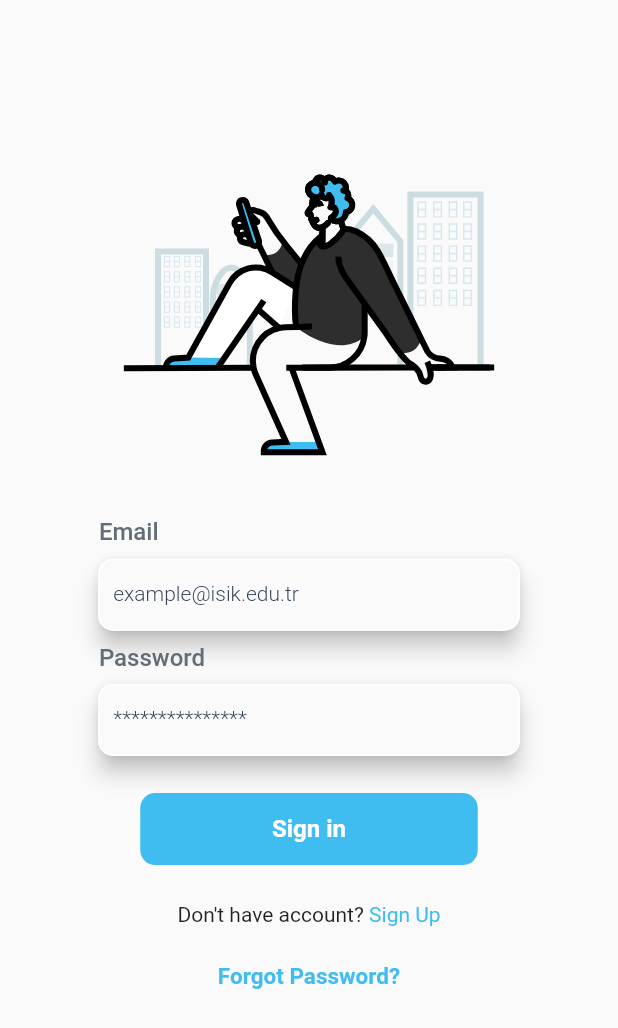
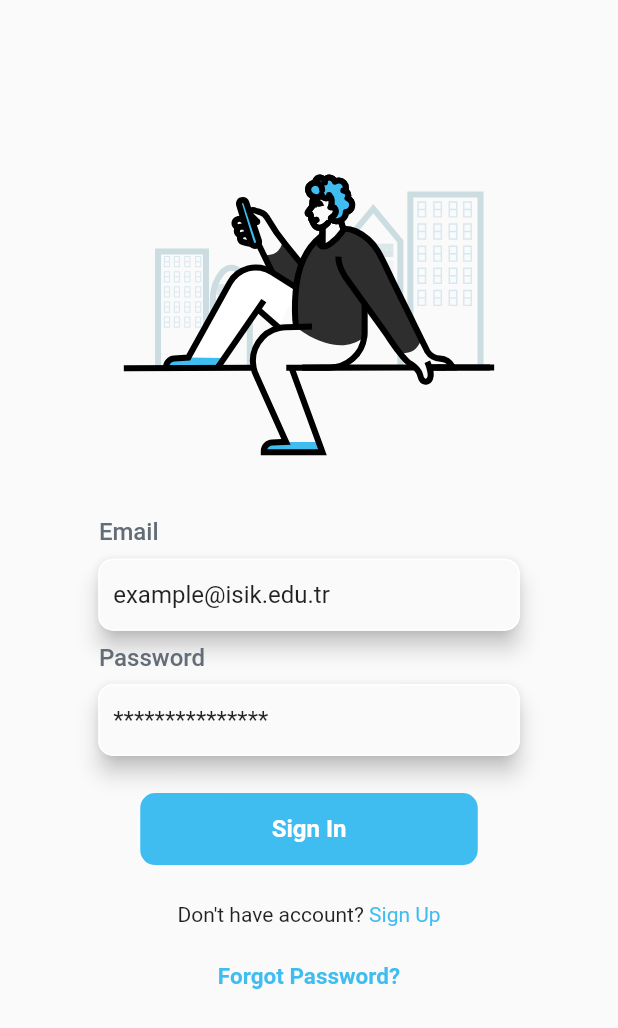
Before and after one commit to sercan45329/CampusGo, a Flutter app: the screen it shows after launch, on a phone screen of 412 x 824 dp. Shown: the top 1028 px of the screen. Run offline on Flutter 3.47's test engine with Material 2 defaults, Android fonts, the phone set to English and light mode, and no system bars; our stand-ins replace firebase_auth, firebase_core, flutter_svg; accounts and stored records are empty.

Commit message:
Login works now

```diff
--- a/campus_go/lib/presentation/pages/login_page.dart
+++ b/campus_go/lib/presentation/pages/login_page.dart
@@ -1,8 +1,7 @@
 import 'package:campus_go/data/constants/phone_screen.dart';
+import 'package:campus_go/service/auth_service.dart';
 import 'package:campus_go/widgets/login_page_widgets/login_pic.dart';
-import 'package:campus_go/widgets/login_page_widgets/login_signin_button.dart';
 import 'package:campus_go/widgets/login_page_widgets/login_text.dart';
-import 'package:campus_go/widgets/login_page_widgets/login_textformfield.dart';
 import 'package:flutter/material.dart';
 
 import '../../data/constants/my_colors.dart';
@@ -15,9 +14,14 @@ class LoginPage extends StatefulWidget {
 }
 
 class _LoginPageState extends State<LoginPage> {
+  final mailTextController = TextEditingController();
+  final passwordTextController = TextEditingController();
+  final formkey = GlobalKey<FormState>();
   @override
   void initState() {
     super.initState();
+    mailTextController.text = 'example@isik.edu.tr';
+    passwordTextController.text = '***************';
   }
 
   @override
@@ -26,7 +30,10 @@ class _LoginPageState extends State<LoginPage> {
       height: context.screenHeight * 0.010,
     );
     return Scaffold(
-      body: Column(
+      resizeToAvoidBottomInset: false,
+      body: Form(
+        key: formkey,
+        child: Column(
           mainAxisAlignment: MainAxisAlignment.start,
           children: [
             const LoginPic(),
@@ -45,10 +52,10 @@ class _LoginPageState extends State<LoginPage> {
             ),
             myHeightSizedBox,
             Padding(
-            padding:
-                EdgeInsets.symmetric(horizontal: context.screenWidth * 0.159),
-            child: const LoginTextFormField(label: 'example@isik.edu.tr'),
-          ),
+                padding: EdgeInsets.symmetric(
+                    horizontal: context.screenWidth * 0.159),
+                child:
+                    textFormField('example@isik.edu.tr', mailTextController)),
             myHeightSizedBox,
             Row(
               children: [
@@ -62,14 +69,14 @@ class _LoginPageState extends State<LoginPage> {
             ),
             myHeightSizedBox,
             Padding(
-            padding:
-                EdgeInsets.symmetric(horizontal: context.screenWidth * 0.159),
-            child: const LoginTextFormField(label: '***************'),
-          ),
+                padding: EdgeInsets.symmetric(
+                    horizontal: context.screenWidth * 0.159),
+                child:
+                    textFormField('***************', passwordTextController)),
             SizedBox(
               height: context.screenHeight * 0.030,
             ),
-          const LoginSigninButton(text: 'Sign in'),
+            signInButton(),
             SizedBox(
               height: context.screenHeight * 0.030,
             ),
@@ -77,8 +84,14 @@ class _LoginPageState extends State<LoginPage> {
               mainAxisAlignment: MainAxisAlignment.center,
               children: [
                 const Text("Don't have account? "),
-              Text('Sign Up',
-                  style: TextStyle(color: MyColors.applicationMustUsedBlue))
+                GestureDetector(
+                  onTap: () {
+                    Navigator.pushNamed(context, "/RegistrationPage");
+                  },
+                  child: Text('Sign Up',
+                      style:
+                          TextStyle(color: MyColors.applicationMustUsedBlue)),
+                )
               ],
             ),
             SizedBox(
@@ -91,6 +104,70 @@ class _LoginPageState extends State<LoginPage> {
                     fontSize: 15))
           ],
         ),
+      ),
+    );
+  }
+
+  Material textFormField(String label, TextEditingController controller) {
+    return Material(
+      elevation: 6,
+      borderRadius: BorderRadius.circular(10),
+      child: TextFormField(
+        validator: (value) {
+          if (value!.isEmpty) {
+            return "Fill the blank";
+          }
+        },
+        onTap: () {
+          if (controller.text == label) {
+            controller.clear();
+          }
+        },
+        controller: controller,
+        decoration: InputDecoration(
+          focusedBorder: const UnderlineInputBorder(
+            borderSide: BorderSide(color: Colors.transparent),
+          ),
+          labelStyle: const TextStyle(
+              color: Color.fromRGBO(54, 67, 86, 1),
+              fontSize: 14,
+              fontWeight: FontWeight.w300),
+          enabledBorder: OutlineInputBorder(
+              borderSide: const BorderSide(color: Colors.white),
+              borderRadius: BorderRadius.circular(10)),
+          contentPadding: const EdgeInsets.symmetric(horizontal: 10),
+        ),
+      ),
+    );
+  }
+
+  InkWell signInButton() {
+    return InkWell(
+      onTap: () async {
+        if (formkey.currentState!.validate()) {
+          var result = await AuthService()
+              .login(mailTextController.text, passwordTextController.text);
+          if (result == 'Login Successful') {
+            Navigator.pushNamed(context, "/HomePage");
+          }
+          ScaffoldMessenger.of(context)
+              .showSnackBar(SnackBar(content: Text(result!)));
+        }
+      },
+      child: Container(
+        decoration: BoxDecoration(
+          borderRadius: BorderRadius.circular(10),
+          color: MyColors.applicationMustUsedBlue,
+        ),
+        alignment: Alignment.center,
+        height: 48,
+        width: 225,
+        child: const Text(
+          'Sign In',
+          style: TextStyle(
+              color: Colors.white, fontSize: 16, fontWeight: FontWeight.w600),
+        ),
+      ),
     );
   }
 }
--- a/campus_go/lib/widgets/login_page_widgets/login_signin_button.dart
+++ /dev/null
@@ -1,30 +0,0 @@
-import 'package:flutter/material.dart';
-import '../../data/constants/my_colors.dart';
-
-class LoginSigninButton extends StatelessWidget {
-  final String text;
-  const LoginSigninButton({super.key, required this.text});
-
-  @override
-  Widget build(BuildContext context) {
-    return InkWell(
-      onTap: () {
-        Navigator.pushNamed(context, "/RegistrationPage");
-      },
-      child: Container(
-        decoration: BoxDecoration(
-          borderRadius: BorderRadius.circular(10),
-          color: MyColors.applicationMustUsedBlue,
-        ),
-        alignment: Alignment.center,
-        height: 48,
-        width: 225,
-        child: Text(
-          text,
-          style: const TextStyle(
-              color: Colors.white, fontSize: 16, fontWeight: FontWeight.w600),
-        ),
-      ),
-    );
-  }
-}
--- a/campus_go/lib/widgets/login_page_widgets/login_textformfield.dart
+++ /dev/null
@@ -1,27 +0,0 @@
-import 'package:flutter/material.dart';
-
-class LoginTextFormField extends StatelessWidget {
-  final String label;
-  const LoginTextFormField({super.key, required this.label});
-
-  @override
-  Widget build(BuildContext context) {
-    return Material(
-      elevation: 6,
-      borderRadius: BorderRadius.circular(10),
-      child: TextField(
-        decoration: InputDecoration(
-          labelStyle: const TextStyle(
-              color: Color.fromRGBO(54, 67, 86, 1),
-              fontSize: 14,
-              fontWeight: FontWeight.w300),
-          labelText: label,
-          enabledBorder: OutlineInputBorder(
-              borderSide: const BorderSide(color: Colors.white),
-              borderRadius: BorderRadius.circular(10)),
-          contentPadding: const EdgeInsets.symmetric(horizontal: 10),
-        ),
-      ),
-    );
-  }
-}
--- a/campus_go/pubspec.yaml
+++ b/campus_go/pubspec.yaml
@@ -7,10 +7,13 @@ environment:
   sdk: '>=2.19.1 <3.0.0'
 
 dependencies:
+  firebase_auth: ^4.6.1
+  firebase_core: ^2.13.0
   flutter:
     sdk: flutter
 
   flutter_svg: ^2.0.5
+  riverpod: ^2.3.6
 
 
 dev_dependencies:
```
Also changed, not shown: campus_go/lib/main.dart (+10 -2 lines), campus_go/lib/presentation/pages/home_page.dart (added, +15 -0 lines), campus_go/lib/presentation/pages/registration_page.dart (+55 -10 lines), campus_go/lib/service/auth_service.dart (added, +29 -0 lines), campus_go/lib/widgets/registration_page_widgets/register_signup_button.dart (deleted, +0 -27 lines), campus_go/lib/widgets/registration_page_widgets/register_textformfield.dart (deleted, +0 -27 lines), campus_go/lib/firebase_options.dart (added), campus_go/pubspec.lock, 18 other files. Lines whose indentation alone changed are shown as unchanged.
